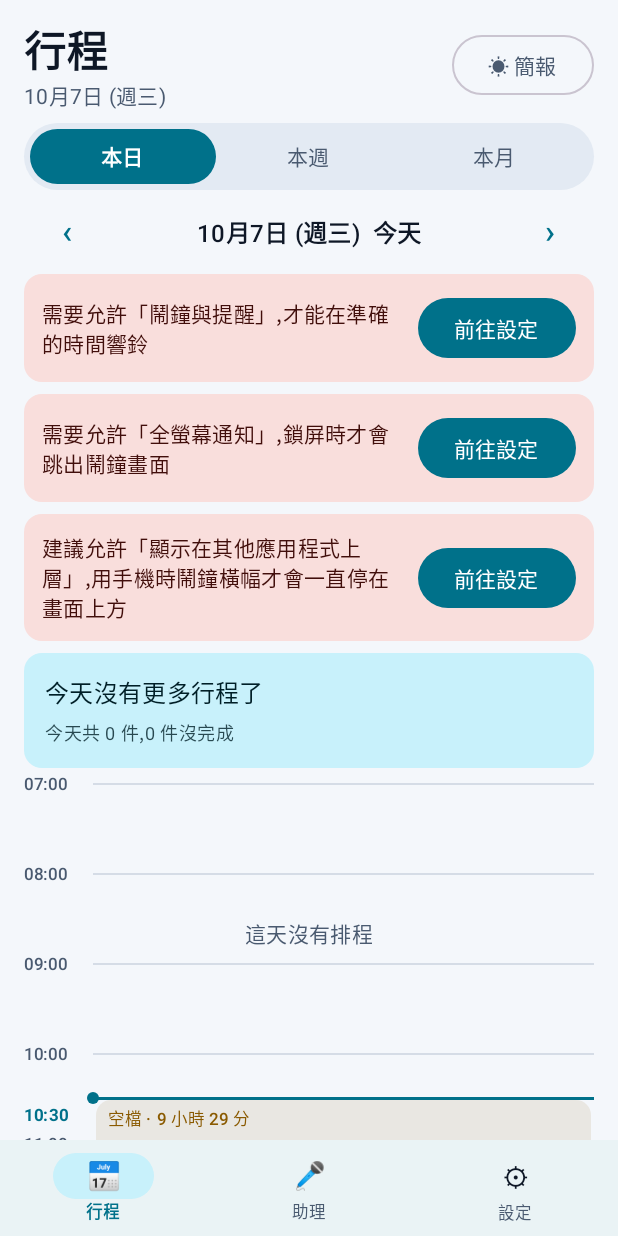
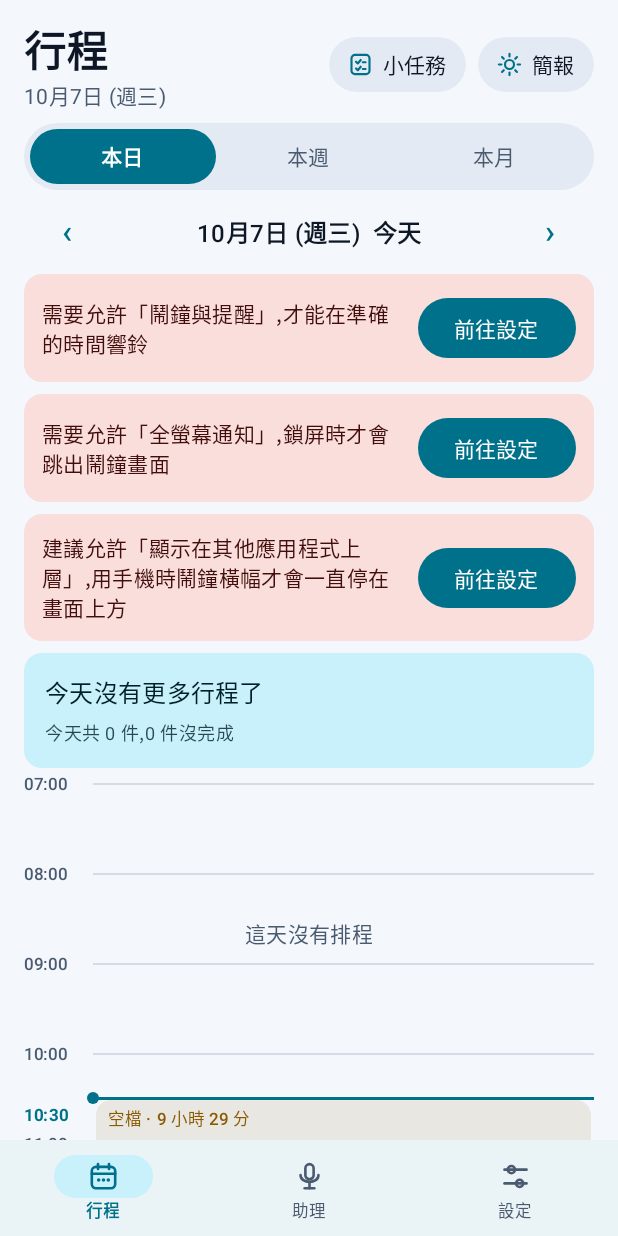
Before and after one commit to York260/free-life, an Android app built with Jetpack Compose: the screen it shows after launch (MainActivity), on a phone screen of 412 x 824 dp. Run offline under Robolectric (Android 15) with nearby library versions, the phone set to English and light mode, and no system bars; pictures from the network do not load.

Commit message:
Quick tasks as badge button + bottom sheet; replace emoji with drawn line icons
Co-Authored-By: Claude Sonnet 5.5 <noreply@anthropic.com>
Claude-Session: https://claude.ai/code/session_01TMPVYK6NRrJejmTwynC2kq

```diff
--- a/app/src/main/java/com/freelife/app/HomeScreen.kt
+++ b/app/src/main/java/com/freelife/app/HomeScreen.kt
@@ -17,6 +17,7 @@ import androidx.compose.foundation.layout.navigationBarsPadding
 import androidx.compose.foundation.layout.padding
 import androidx.compose.foundation.layout.statusBarsPadding
 import androidx.compose.foundation.layout.width
+import androidx.compose.foundation.layout.widthIn
 import androidx.compose.foundation.rememberScrollState
 import androidx.compose.foundation.shape.RoundedCornerShape
 import androidx.compose.foundation.verticalScroll
@@ -24,7 +25,9 @@ import androidx.compose.material3.Button
 import androidx.compose.material3.Card
 import androidx.compose.material3.CardDefaults
 import androidx.compose.material3.Checkbox
+import androidx.compose.material3.ExperimentalMaterial3Api
 import androidx.compose.material3.MaterialTheme
+import androidx.compose.material3.ModalBottomSheet
 import androidx.compose.material3.OutlinedButton
 import androidx.compose.material3.Surface
 import androidx.compose.material3.Text
@@ -40,7 +43,6 @@ import androidx.compose.ui.Modifier
 import androidx.compose.ui.draw.clip
 import androidx.compose.ui.graphics.Color
 import androidx.compose.ui.text.font.FontWeight
-import androidx.compose.ui.text.style.TextAlign
 import androidx.compose.ui.text.style.TextDecoration
 import androidx.compose.ui.text.style.TextOverflow
 import androidx.compose.ui.unit.dp
@@ -89,6 +91,7 @@ fun HomeScreen(
     var anchor by remember { mutableStateOf(LocalDate.now()) }
     var selected by remember { mutableStateOf(LocalDate.now()) }
     var editing by remember { mutableStateOf<Reminder?>(null) }
+    var showQuick by remember { mutableStateOf(false) }
     var now by remember { mutableStateOf(LocalDateTime.now()) }
 
     // 每半分鐘更新「現在」,時間軸上的線才會跟著走
@@ -159,7 +162,10 @@ fun HomeScreen(
                     color = MaterialTheme.colorScheme.onSurfaceVariant,
                 )
             }
-            OutlinedButton(onClick = onOpenBriefing) { Text("☀ 簡報") }
+            Row(horizontalArrangement = Arrangement.spacedBy(8.dp), verticalAlignment = Alignment.CenterVertically) {
+                HeaderAction(Glyph.CHECKLIST, "小任務", quick.count { !it.done }) { showQuick = true }
+                HeaderAction(Glyph.SUN, "簡報", 0, onOpenBriefing)
+            }
         }
 
         ModeSwitch(selected = mode, onSelect = { mode = it })
@@ -296,38 +302,23 @@ fun HomeScreen(
                 }
             }
 
-            Text(
-                text = "小任務 · ${quick.count { !it.done }} 件",
-                style = MaterialTheme.typography.titleMedium,
-                color = MaterialTheme.colorScheme.primary,
-                modifier = Modifier.padding(top = 20.dp, bottom = 4.dp),
-            )
-            if (quick.isEmpty()) {
-                Text(
-                    text = "沒有時間的事會放這裡。到「助理」說一聲,例如「買牛奶」。",
-                    style = MaterialTheme.typography.bodyMedium,
-                    color = MaterialTheme.colorScheme.onSurfaceVariant,
-                )
-            }
-            quick.forEach { r ->
-                Row(verticalAlignment = Alignment.CenterVertically) {
-                    Checkbox(checked = r.done, onCheckedChange = { onToggle(r) })
-                    Text(
-                        text = r.title,
-                        style = MaterialTheme.typography.bodyLarge,
-                        textDecoration = if (r.done) TextDecoration.LineThrough else null,
-                        color = if (r.done) MaterialTheme.colorScheme.outline else MaterialTheme.colorScheme.onSurface,
-                        modifier = Modifier
-                            .weight(1f)
-                            .clickable { editing = r },
-                    )
-                }
-            }
             TextButton(onClick = onTestAlarm, modifier = Modifier.padding(top = 8.dp)) {
                 Text("測試鬧鐘(10 秒後響)")
             }
             Spacer(Modifier.height(16.dp))
         }
+    }
+
+    if (showQuick) {
+        QuickTaskSheet(
+            quick = quick,
+            onDismiss = { showQuick = false },
+            onToggle = onToggle,
+            onOpen = {
+                showQuick = false
+                editing = it
+            },
+        )
     }
 
     val ed = editing
@@ -486,14 +477,15 @@ private fun AgendaRow(o: Occ, now: LocalDateTime, onClick: (Reminder) -> Unit) {
         )
         Column(modifier = Modifier.padding(start = 10.dp)) {
             Text(
-                text = (if (r.repeat.isNotEmpty()) "🔁 " else "") + r.title,
+                text = r.title,
                 style = MaterialTheme.typography.bodyLarge,
                 textDecoration = if (r.done) TextDecoration.LineThrough else null,
                 color = if (r.done) scheme.outline else scheme.onSurface,
             )
             val late = !r.done && o.effectiveEnd.isBefore(now) && r.repeat.isEmpty()
             Text(
-                text = time + (if (r.location.isBlank()) "" else " · ${r.location}") + if (late) " · 已過時" else "",
+                text = time + (if (r.repeat.isEmpty()) "" else " · ${Repeat.label(r.repeat)}") +
+                    (if (r.location.isBlank()) "" else " · ${r.location}") + if (late) " · 已過時" else "",
                 style = MaterialTheme.typography.bodySmall,
                 color = if (late) scheme.error else scheme.onSurfaceVariant,
             )
@@ -537,9 +529,9 @@ fun BottomBar(screen: Screen, onSelect: (Screen) -> Unit) {
                 .height(64.dp),
         ) {
             listOf(
-                Triple(Screen.HOME, "📅", "行程"),
-                Triple(Screen.ASSISTANT, "🎤", "助理"),
-                Triple(Screen.SETTINGS, "⚙", "設定"),
+                Triple(Screen.HOME, Glyph.CALENDAR, "行程"),
+                Triple(Screen.ASSISTANT, Glyph.MIC, "助理"),
+                Triple(Screen.SETTINGS, Glyph.SLIDERS, "設定"),
             ).forEach { (target, icon, text) ->
                 val on = target == screen
                 Column(
@@ -556,7 +548,7 @@ fun BottomBar(screen: Screen, onSelect: (Screen) -> Unit) {
                             .background(if (on) scheme.primaryContainer else Color.Transparent)
                             .padding(horizontal = 22.dp, vertical = 3.dp),
                     ) {
-                        Text(icon, fontSize = 18.sp, textAlign = TextAlign.Center)
+                        AppIcon(icon, if (on) scheme.primary else scheme.onSurfaceVariant, 22.dp)
                     }
                     Text(
                         text = text,
@@ -569,3 +561,104 @@ fun BottomBar(screen: Screen, onSelect: (Screen) -> Unit) {
         }
     }
 }
+
+/** 標題列右邊的按鈕:圖示 + 文字,右上角可以掛紅色數字。 */
+@Composable
+private fun HeaderAction(glyph: Glyph, label: String, badge: Int, onClick: () -> Unit) {
+    val scheme = MaterialTheme.colorScheme
+    Box {
+        Surface(
+            shape = RoundedCornerShape(50),
+            color = scheme.surfaceVariant,
+            modifier = Modifier
+                .clip(RoundedCornerShape(50))
+                .clickable { onClick() },
+        ) {
+            Row(
+                modifier = Modifier.padding(horizontal = 12.dp, vertical = 8.dp),
+                verticalAlignment = Alignment.CenterVertically,
+            ) {
+                AppIcon(glyph, scheme.primary, 18.dp)
+                Text(
+                    text = label,
+                    style = MaterialTheme.typography.labelLarge,
+                    color = scheme.onSurface,
+                    modifier = Modifier.padding(start = 6.dp),
+                )
+            }
+        }
+        if (badge > 0) {
+            Box(
+                modifier = Modifier
+                    .align(Alignment.TopEnd)
+                    .padding(end = 0.dp)
+                    .height(18.dp)
+                    .widthIn(min = 18.dp)
+                    .clip(RoundedCornerShape(9.dp))
+                    .background(Color(0xFFE53935))
+                    .padding(horizontal = 5.dp),
+                contentAlignment = Alignment.Center,
+            ) {
+                Text(
+                    text = if (badge > 99) "99+" else badge.toString(),
+                    color = Color.White,
+                    fontSize = 11.sp,
+                    fontWeight = FontWeight.Bold,
+                )
+            }
+        }
+    }
+}
+
+/** 點「小任務」按鈕後從下方滑出的清單。 */
+@OptIn(ExperimentalMaterial3Api::class)
+@Composable
+private fun QuickTaskSheet(
+    quick: List<Reminder>,
+    onDismiss: () -> Unit,
+    onToggle: (Reminder) -> Unit,
+    onOpen: (Reminder) -> Unit,
+) {
+    val scheme = MaterialTheme.colorScheme
+    ModalBottomSheet(onDismissRequest = onDismiss) {
+        Column(
+            modifier = Modifier
+                .fillMaxWidth()
+                .navigationBarsPadding()
+                .padding(horizontal = 20.dp)
+                .padding(bottom = 16.dp),
+        ) {
+            Text(
+                text = "小任務 · ${quick.count { !it.done }} 件待辦",
+                style = MaterialTheme.typography.titleLarge,
+                fontWeight = FontWeight.Bold,
+                modifier = Modifier.padding(bottom = 8.dp),
+            )
+            if (quick.isEmpty()) {
+                Text(
+                    text = "目前沒有小任務。到「助理」說一聲,例如「買牛奶」。",
+                    style = MaterialTheme.typography.bodyMedium,
+                    color = scheme.onSurfaceVariant,
+                    modifier = Modifier.padding(vertical = 12.dp),
+                )
+            }
+            Column(modifier = Modifier.verticalScroll(rememberScrollState())) {
+                quick.forEach { r ->
+                    Row(verticalAlignment = Alignment.CenterVertically) {
+                        Checkbox(checked = r.done, onCheckedChange = { onToggle(r) })
+                        Text(
+                            text = r.title,
+                            style = MaterialTheme.typography.bodyLarge,
+                            textDecoration = if (r.done) TextDecoration.LineThrough else null,
+                            color = if (r.done) scheme.outline else scheme.onSurface,
+                            modifier = Modifier
+                                .weight(1f)
+                                .clickable { onOpen(r) }
+                                .padding(vertical = 10.dp),
+                        )
+                    }
+                }
+            }
+        }
+    }
+}
--- /dev/null
+++ b/app/src/main/java/com/freelife/app/Icons.kt
@@ -0,0 +1,133 @@
+package com.freelife.app
+
+import androidx.compose.foundation.Canvas
+import androidx.compose.foundation.layout.size
+import androidx.compose.runtime.Composable
+import androidx.compose.ui.Modifier
+import androidx.compose.ui.geometry.CornerRadius
+import androidx.compose.ui.geometry.Offset
+import androidx.compose.ui.geometry.Size
+import androidx.compose.ui.graphics.Color
+import androidx.compose.ui.graphics.Path
+import androidx.compose.ui.graphics.StrokeCap
+import androidx.compose.ui.graphics.StrokeJoin
+import androidx.compose.ui.graphics.drawscope.DrawScope
+import androidx.compose.ui.graphics.drawscope.Stroke
+import androidx.compose.ui.unit.Dp
+import androidx.compose.ui.unit.dp
+
+enum class Glyph { CALENDAR, MIC, SLIDERS, SUN, CHECKLIST, REPEAT, SPEAKER, WARNING, CHECK }
+
+/** 自己畫的線條圖示(圓角、統一線寬),不依賴任何圖示庫。 */
+@Composable
+fun AppIcon(glyph: Glyph, color: Color, size: Dp = 22.dp, modifier: Modifier = Modifier) {
+    Canvas(modifier = modifier.size(size)) {
+        val u = this.size.minDimension / 24f
+        val st = Stroke(width = 1.9f * u, cap = StrokeCap.Round, join = StrokeJoin.Round)
+        fun p(x: Float, y: Float) = Offset(x * u, y * u)
+        fun line(x1: Float, y1: Float, x2: Float, y2: Float) =
+            drawLine(color, p(x1, y1), p(x2, y2), strokeWidth = st.width, cap = StrokeCap.Round)
+        when (glyph) {
+            Glyph.CALENDAR -> {
+                drawRoundRect(color, p(3.5f, 5f), Size(17f * u, 15.5f * u), CornerRadius(3f * u), style = st)
+                line(3.5f, 10f, 20.5f, 10f)
+                line(8f, 3f, 8f, 6.5f)
+                line(16f, 3f, 16f, 6.5f)
+                drawCircle(color, 1.3f * u, p(8.5f, 14.5f))
+                drawCircle(color, 1.3f * u, p(12f, 14.5f))
+                drawCircle(color, 1.3f * u, p(15.5f, 14.5f))
+            }
+
+            Glyph.MIC -> {
+                drawRoundRect(color, p(9f, 3f), Size(6f * u, 11f * u), CornerRadius(3f * u), style = st)
+                val arc = Path().apply {
+                    moveTo(5.5f * u, 11f * u)
+                    cubicTo(5.5f * u, 17.5f * u, 18.5f * u, 17.5f * u, 18.5f * u, 11f * u)
+                }
+                drawPath(arc, color, style = st)
+                line(12f, 16.5f, 12f, 20.5f)
+                line(8.5f, 20.5f, 15.5f, 20.5f)
+            }
+
+            Glyph.SLIDERS -> {
+                line(4f, 7f, 20f, 7f)
+                line(4f, 17f, 20f, 17f)
+                drawCircle(color, 2.6f * u, p(9f, 7f), style = st)
+                drawCircle(color, 2.6f * u, p(15f, 17f), style = st)
+            }
+
+            Glyph.SUN -> {
+                drawCircle(color, 4f * u, p(12f, 12f), style = st)
+                for (i in 0 until 8) {
+                    val a = Math.toRadians(i * 45.0)
+                    val c = Math.cos(a).toFloat()
+                    val s = Math.sin(a).toFloat()
+                    line(12f + c * 7.2f, 12f + s * 7.2f, 12f + c * 9.4f, 12f + s * 9.4f)
+                }
+            }
+
+            Glyph.CHECKLIST -> {
+                drawRoundRect(color, p(4f, 3.5f), Size(16f * u, 17f * u), CornerRadius(3f * u), style = st)
+                val tick = Path().apply {
+                    moveTo(8f * u, 9.5f * u); lineTo(9.6f * u, 11.1f * u); lineTo(12.2f * u, 8f * u)
+                }
+                drawPath(tick, color, style = st)
+                line(14f, 10f, 16.5f, 10f)
+                val tick2 = Path().apply {
+                    moveTo(8f * u, 15.5f * u); lineTo(9.6f * u, 17.1f * u); lineTo(12.2f * u, 14f * u)
+                }
+                drawPath(tick2, color, style = st)
+                line(14f, 16f, 16.5f, 16f)
+            }
+
+            Glyph.REPEAT -> {
+                val a = Path().apply {
+                    moveTo(5f * u, 11f * u); lineTo(5f * u, 9.5f * u)
+                    cubicTo(5f * u, 7.5f * u, 6.5f * u, 6.5f * u, 8.5f * u, 6.5f * u)
+                    lineTo(18f * u, 6.5f * u)
+                    moveTo(15f * u, 3.5f * u); lineTo(18f * u, 6.5f * u); lineTo(15f * u, 9.5f * u)
+                }
+                drawPath(a, color, style = st)
+                val b = Path().apply {
+                    moveTo(19f * u, 13f * u); lineTo(19f * u, 14.5f * u)
+                    cubicTo(19f * u, 16.5f * u, 17.5f * u, 17.5f * u, 15.5f * u, 17.5f * u)
+                    lineTo(6f * u, 17.5f * u)
+                    moveTo(9f * u, 14.5f * u); lineTo(6f * u, 17.5f * u); lineTo(9f * u, 20.5f * u)
+                }
+                drawPath(b, color, style = st)
+            }
+
+            Glyph.SPEAKER -> {
+                val body = Path().apply {
+                    moveTo(4f * u, 9.5f * u); lineTo(8f * u, 9.5f * u); lineTo(12.5f * u, 5.5f * u)
+                    lineTo(12.5f * u, 18.5f * u); lineTo(8f * u, 14.5f * u); lineTo(4f * u, 14.5f * u); close()
+                }
+                drawPath(body, color, style = st)
+                val w1 = Path().apply {
+                    moveTo(15.5f * u, 9f * u); cubicTo(17f * u, 10.8f * u, 17f * u, 13.2f * u, 15.5f * u, 15f * u)
+                }
+                drawPath(w1, color, style = st)
+                val w2 = Path().apply {
+                    moveTo(18f * u, 6.5f * u); cubicTo(21f * u, 9.5f * u, 21f * u, 14.5f * u, 18f * u, 17.5f * u)
+                }
+                drawPath(w2, color, style = st)
+            }
+
+            Glyph.WARNING -> {
+                val t = Path().apply {
+                    moveTo(12f * u, 4f * u); lineTo(21f * u, 19.5f * u); lineTo(3f * u, 19.5f * u); close()
+                }
+                drawPath(t, color, style = st)
+                line(12f, 10f, 12f, 14f)
+                drawCircle(color, 1.1f * u, p(12f, 16.8f))
+            }
+
+            Glyph.CHECK -> {
+                val c = Path().apply {
+                    moveTo(5f * u, 12.5f * u); lineTo(10f * u, 17.5f * u); lineTo(19f * u, 7f * u)
+                }
+                drawPath(c, color, style = st)
+            }
+        }
+    }
+}
```
Also changed, not shown: app/src/main/java/com/freelife/app/AssistantScreen.kt (+5 -3 lines), app/src/main/java/com/freelife/app/BriefingScreen.kt (+5 -2 lines), app/src/main/java/com/freelife/app/ScheduleViews.kt (+9 -6 lines).
